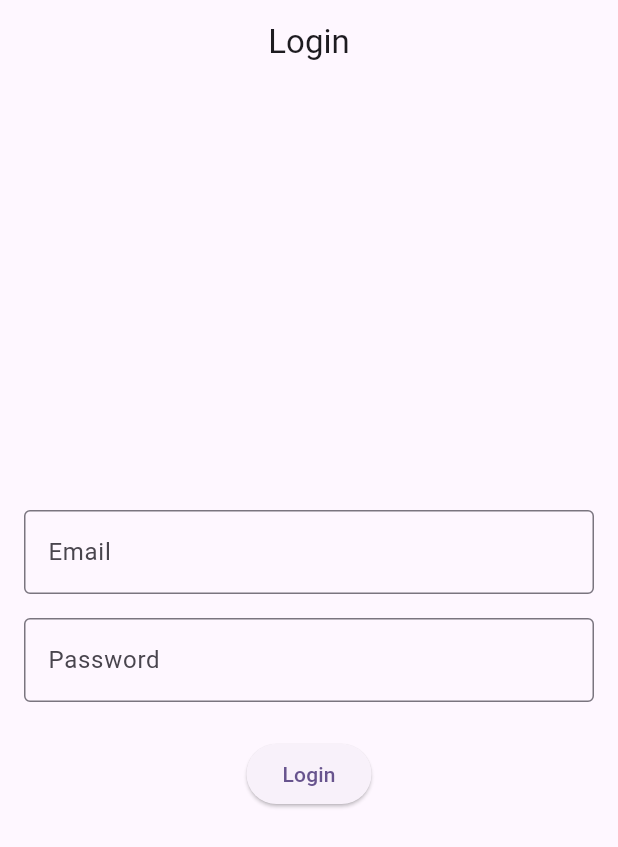
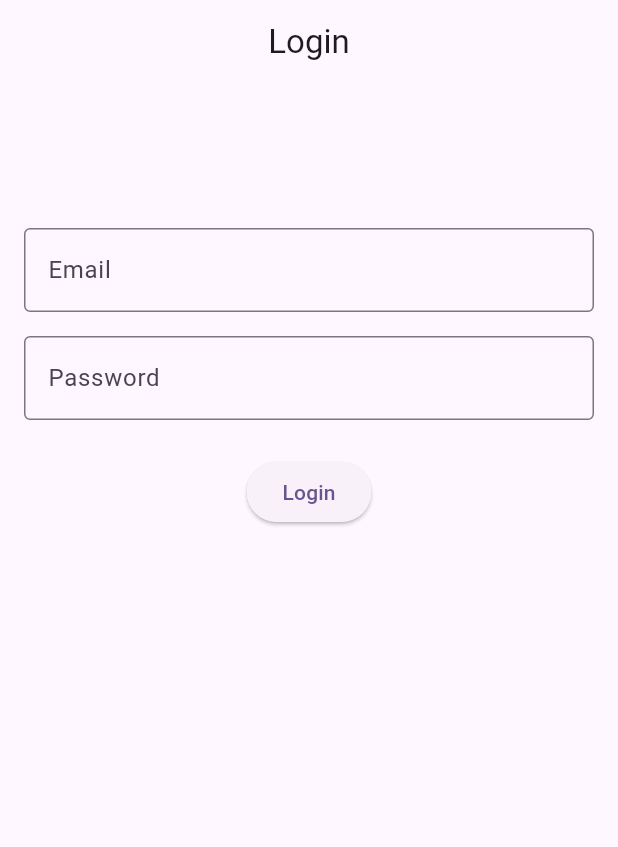
Before and after one commit to DiyaBetcy/market_ui_flutter, a Flutter app: the screen it shows after launch, on a phone screen of 412 x 824 dp. Shown: the top 847 px of the screen. Run offline on Flutter 3.47's test engine with Material 3 defaults, Android fonts, the phone set to English and light mode, and no system bars.

```diff
--- a/lib/screens/login_page.dart
+++ b/lib/screens/login_page.dart
@@ -8,42 +8,53 @@ class LoginPage extends StatefulWidget {
 }
 
 class _LoginPageState extends State<LoginPage> {
+  final _formKey = GlobalKey<FormState>();
+  final emailController = TextEditingController();
+  final passwordController = TextEditingController();
+
+  bool isLoading = false;
+
   @override
   Widget build(BuildContext context) {
     return Scaffold(
-        appBar: AppBar(
-        title: Text('Login'),
-        centerTitle: true,
-        ),
-        body: Padding(
+      appBar: AppBar(title: Text('Login'), centerTitle: true),
+      body: SingleChildScrollView(
         padding: const EdgeInsets.all(16.0),
+        child: Form(
+          key: _formKey,
           child: Column(
             mainAxisAlignment: MainAxisAlignment.center,
             children: [
-            TextField(
+              SizedBox(height: 80),
+              TextFormField(
+                controller: emailController,
                 decoration: InputDecoration(
                   labelText: 'Email',
                   border: OutlineInputBorder(),
                 ),
                 keyboardType: TextInputType.emailAddress,
+
               ),
               SizedBox(height: 16),
-            TextField(
+              TextFormField(
+                controller: passwordController,
                 decoration: InputDecoration(
                   labelText: 'Password',
                   border: OutlineInputBorder(),
                 ),
                 obscureText: true,
+
               ),
               SizedBox(height: 24),
               ElevatedButton(
                       onPressed: () {
-                // Add basic login validation logic here
-                // Example: navigate to product listing if inputs are valid
+
                       },
                       child: Text('Login'),
                     ),
+              SizedBox(height: 20),
             ],
+          ),
         ),
       ),
     );
```
Also changed, not shown: 1 other file. Lines whose indentation alone changed are shown as unchanged.
